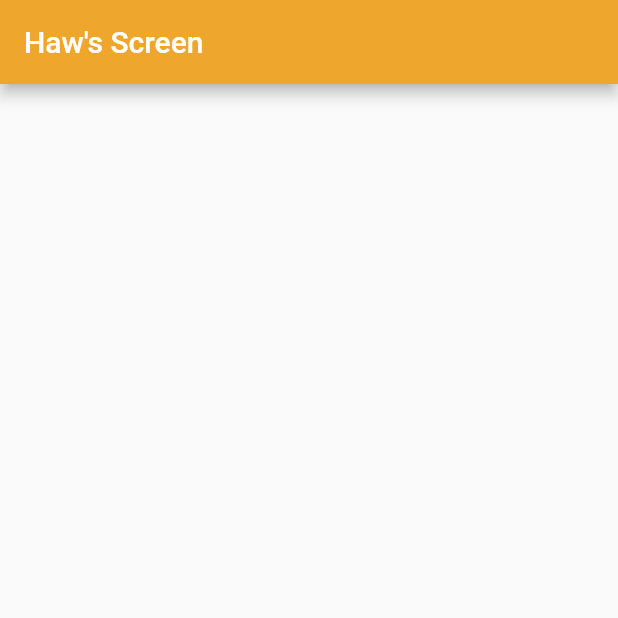
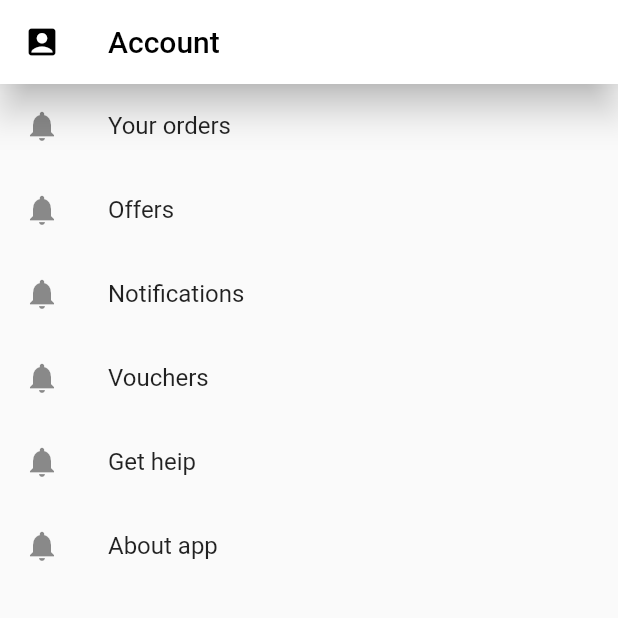
Before and after one commit to nezeek/flutter_talabat_app, a Flutter app: the screen it shows after launch, on a phone screen of 412 x 824 dp, the top half of it. Run offline on Flutter 3.47's test engine with Material 2 defaults, Android fonts, the phone set to English and light mode, and no system bars.

Commit message:
DlkhazCommitAccount

```diff
--- /dev/null
+++ b/lib/Dlkhaz/account.dart
@@ -0,0 +1,44 @@
+import 'package:flutter/material.dart';
+import 'package:flutter/src/widgets/framework.dart';
+import 'package:flutter/src/widgets/placeholder.dart';
+import 'package:flutter_talabat_app/Dlkhaz/ad.dart';
+
+class Account extends StatelessWidget {
+  const Account({super.key});
+
+  @override
+  Widget build(BuildContext context) {
+    return Scaffold(appBar: AppBar(title: Text("Account",),
+    elevation: 10,
+    backgroundColor: Colors.white,
+    foregroundColor: Colors.black,
+    leading: Container(
+      child: Icon(Icons.account_box),
+    ),
+
+    ),
+
+    body: ListView.builder(
+      itemCount: datalist.length,
+      itemBuilder: (context,index){
+        Data date=datalist[index];
+        return ListTile(
+
+
+title: Text(date.nam),
+leading: Icon(Icons.notifications),
+
+        );
+
+      }),
+
+
+
+
+
+
+
+
+    );
+  }
+}
--- /dev/null
+++ b/lib/Dlkhaz/ad.dart
@@ -0,0 +1,26 @@
+import 'package:flutter/material.dart';
+
+class Data{
+  String icon;
+String nam;
+
+
+
+Data(
+
+{required this.icon,
+required this.nam
+
+}
+);
+}
+
+List<Data> datalist=[
+Data(icon:"",nam: "Your orders"),
+Data(icon: "", nam: "Offers"),
+Data(icon: "", nam: "Notifications"),
+Data(icon: "", nam: "Vouchers"),
+Data(icon: "", nam: "Get heip"),
+Data(icon: "", nam: "About app")
+
+];
--- a/lib/main.dart
+++ b/lib/main.dart
@@ -1,4 +1,5 @@
 import 'package:flutter/material.dart';
+import 'package:flutter_talabat_app/Dlkhaz/account.dart';
 import 'package:flutter_talabat_app/saraa%20folder/sarascreen.dart';
 
 import 'hawjeen/hawsc.dart';
@@ -18,7 +19,7 @@ class MyApp extends StatelessWidget {
       theme: ThemeData(
         primarySwatch: Colors.blue,
       ),
-      home: MySc(),
+      home:Account(),
     );
   }
 }
```
